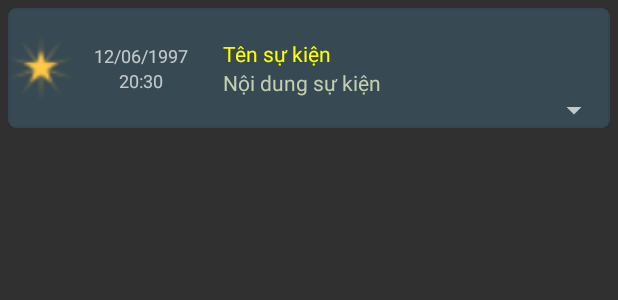
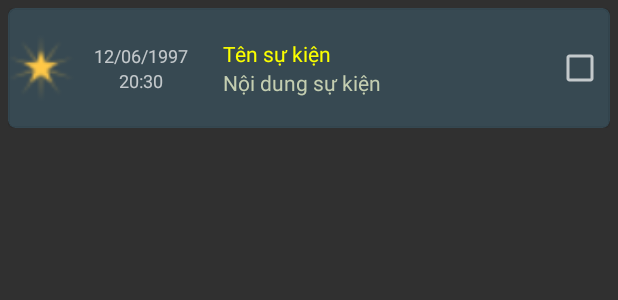
Before and after one commit to levankhang/noteapp, an Android app: the layout item_note.xml on its own in the app's theme, with its tools: preview values and no code run, on a phone screen of 412 x 824 dp. Shown: the top 300 px of the screen. Run offline under Robolectric (Android 15) with nearby library versions, the phone set to English and light mode, and no system bars.

Commit message:
sửa lại lỗi giao diện của checkbox :3

```diff
--- a/app/src/main/res/layout/item_note.xml
+++ b/app/src/main/res/layout/item_note.xml
@@ -54,7 +54,7 @@
             <LinearLayout
                 android:paddingLeft="10dp"
                 android:layout_width="0dp"
-                android:layout_weight="5.4"
+                android:layout_weight="5.2"
                 android:layout_height="match_parent"
                 android:weightSum="2"
                 android:orientation="vertical"
@@ -80,20 +80,22 @@
             </LinearLayout>
 
             <CheckBox
+                android:gravity="left|center_vertical"
                 android:layout_width="0dp"
-                android:layout_weight="1"
+                android:layout_weight="0.8"
                 android:layout_height="match_parent"
                 android:id="@+id/check_list"
-                android:visibility="gone"/>
+                android:visibility="visible"/>
 
 
             <Spinner
                 android:gravity="right"
                 android:layout_width="0dp"
-                android:layout_weight="0.6"
+                android:layout_weight="0.8"
                 android:layout_height="wrap_content"
                 android:layout_gravity="bottom|left"
-                android:id="@+id/spinner" />
+                android:id="@+id/spinner"
+                android:visibility="visible"/>
 
         </LinearLayout>
     </android.support.v7.widget.CardView>
```
